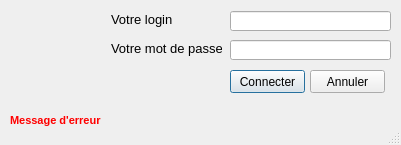
The window that FormConnexion_dialog_base.ui (IGNF/espace-collaboratif-qgis-plugin) describes before a commit, drawn with Qt 5.
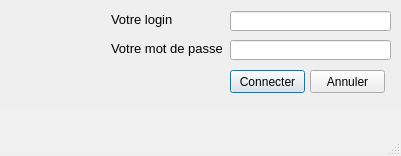
The same window after the commit. Icons and pictures are not drawn.

Commit message: connexion + import remarques

```diff
--- a/FormConnexion_dialog_base.ui
+++ b/FormConnexion_dialog_base.ui
@@ -7,7 +7,7 @@
     <x>0</x>
     <y>0</y>
     <width>401</width>
-    <height>145</height>
+    <height>156</height>
    </rect>
   </property>
   <property name="windowTitle">
@@ -207,6 +207,133 @@
     <string>Message d'erreur</string>
    </property>
   </widget>
+  <widget class="QTextEdit" name="textError">
+   <property name="enabled">
+    <bool>true</bool>
+   </property>
+   <property name="geometry">
+    <rect>
+     <x>0</x>
+     <y>110</y>
+     <width>401</width>
+     <height>41</height>
+    </rect>
+   </property>
+   <property name="palette">
+    <palette>
+     <active>
+      <colorrole role="WindowText">
+       <brush brushstyle="SolidPattern">
+        <color alpha="255">
+         <red>255</red>
+         <green>0</green>
+         <blue>0</blue>
+        </color>
+       </brush>
+      </colorrole>
+      <colorrole role="Text">
+       <brush brushstyle="SolidPattern">
+        <color alpha="255">
+         <red>255</red>
+         <green>0</green>
+         <blue>0</blue>
+        </color>
+       </brush>
+      </colorrole>
+      <colorrole role="Base">
+       <brush brushstyle="SolidPattern">
+        <color alpha="255">
+         <red>240</red>
+         <green>240</green>
+         <blue>240</blue>
+        </color>
+       </brush>
+      </colorrole>
+     </active>
+     <inactive>
+      <colorrole role="WindowText">
+       <brush brushstyle="SolidPattern">
+        <color alpha="255">
+         <red>255</red>
+         <green>0</green>
+         <blue>0</blue>
+        </color>
+       </brush>
+      </colorrole>
+      <colorrole role="Text">
+       <brush brushstyle="SolidPattern">
+        <color alpha="255">
+         <red>255</red>
+         <green>0</green>
+         <blue>0</blue>
+        </color>
+       </brush>
+      </colorrole>
+      <colorrole role="Base">
+       <brush brushstyle="SolidPattern">
+        <color alpha="255">
+         <red>240</red>
+         <green>240</green>
+         <blue>240</blue>
+        </color>
+       </brush>
+      </colorrole>
+     </inactive>
+     <disabled>
+      <colorrole role="WindowText">
+       <brush brushstyle="SolidPattern">
+        <color alpha="255">
+         <red>120</red>
+         <green>120</green>
+         <blue>120</blue>
+        </color>
+       </brush>
+      </colorrole>
+      <colorrole role="Text">
+       <brush brushstyle="SolidPattern">
+        <color alpha="255">
+         <red>120</red>
+         <green>120</green>
+         <blue>120</blue>
+        </color>
+       </brush>
+      </colorrole>
+      <colorrole role="Base">
+       <brush brushstyle="SolidPattern">
+        <color alpha="255">
+         <red>240</red>
+         <green>240</green>
+         <blue>240</blue>
+        </color>
+       </brush>
+      </colorrole>
+     </disabled>
+    </palette>
+   </property>
+   <property name="font">
+    <font>
+     <family>MS Sans Serif</family>
+     <weight>75</weight>
+     <bold>true</bold>
+    </font>
+   </property>
+   <property name="frameShape">
+    <enum>QFrame::NoFrame</enum>
+   </property>
+   <property name="lineWidth">
+    <number>0</number>
+   </property>
+   <property name="readOnly">
+    <bool>true</bool>
+   </property>
+   <property name="html">
+    <string>&lt;!DOCTYPE HTML PUBLIC &quot;-//W3C//DTD HTML 4.0//EN&quot; &quot;http://www.w3.org/TR/REC-html40/strict.dtd&quot;&gt;
+&lt;html&gt;&lt;head&gt;&lt;meta name=&quot;qrichtext&quot; content=&quot;1&quot; /&gt;&lt;style type=&quot;text/css&quot;&gt;
+p, li { white-space: pre-wrap; }
+&lt;/style&gt;&lt;/head&gt;&lt;body style=&quot; font-family:'MS Sans Serif'; font-size:8.25pt; font-weight:600; font-style:normal;&quot;&gt;
+&lt;p style=&quot;-qt-paragraph-type:empty; margin-top:0px; margin-bottom:0px; margin-left:0px; margin-right:0px; -qt-block-indent:0; text-indent:0px; font-size:8pt;&quot;&gt;&lt;br /&gt;&lt;/p&gt;&lt;/body&gt;&lt;/html&gt;</string>
+   </property>
+  </widget>
  </widget>
 
  <connections>
```
The commit also changes 13 other files.
